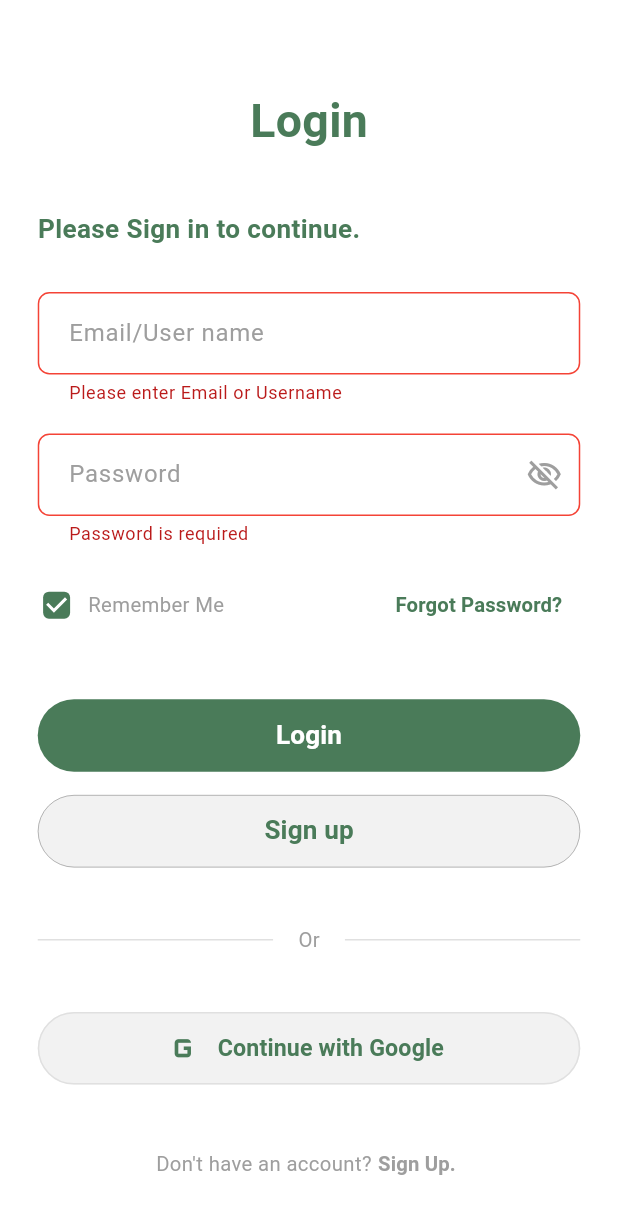
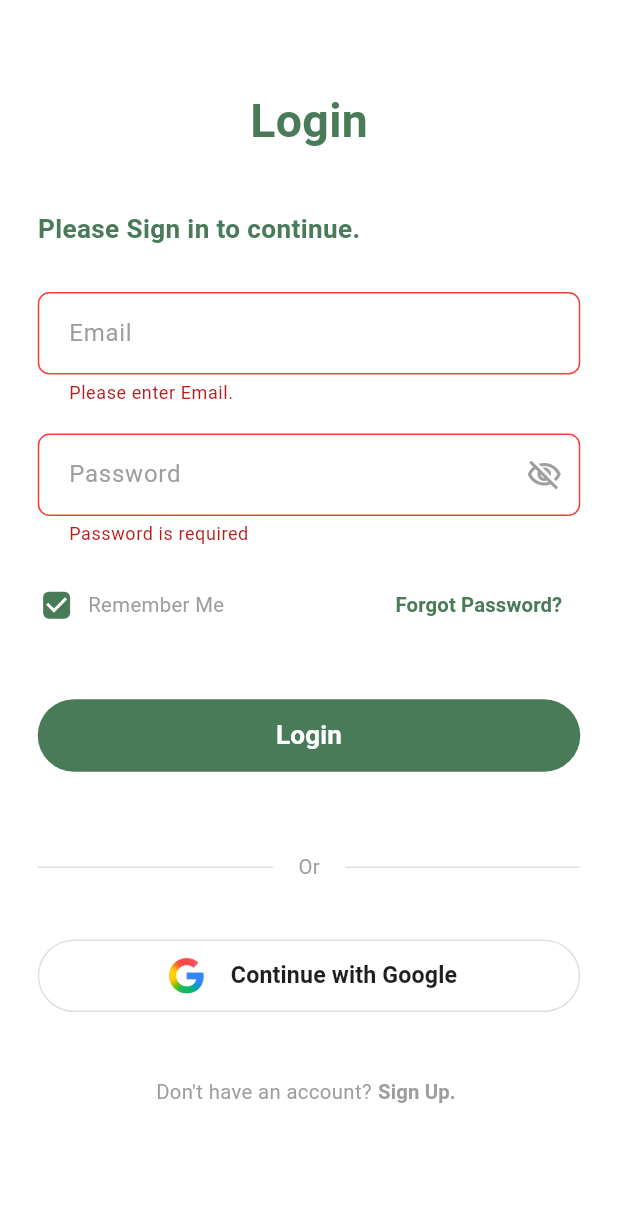
Before and after one commit to chaminipalliyaguru/EcoSense, a Flutter app: the LoginScreen screen opened directly, after a tap on "Login", after a tap on "Continue with Google", on a phone screen of 412 x 824 dp. Shown: the top 1214 px of the screen. Run offline on Flutter 3.47's test engine with Material 3 defaults, Android fonts, the phone set to English and light mode, and no system bars; our stand-ins replace camera, firebase_core, flutter_screenutil, google_sign_in, image_picker, permission_handler and 1 more; accounts and stored records are empty.

Commit message:
feat: implement login and signup screens with Google Sign-In integration and reusable authentication widgets

```diff
--- a/lib/features/login_and_signup/login_screen.dart
+++ b/lib/features/login_and_signup/login_screen.dart
@@ -2,10 +2,10 @@ import 'package:flutter/material.dart';
 import 'package:flutter_screenutil/flutter_screenutil.dart';
 import 'signup_screen.dart';
 import '../forgot_password/forgot_password_screen.dart';
-import '../home/home_screen_signup_login.dart';
 import '../../data/user_session.dart';
 import 'widgets/auth_widgets.dart';
 import 'utils/validators.dart';
+import 'utils/google_auth_helper.dart';
 
 class LoginScreen extends StatefulWidget {
   const LoginScreen({super.key});
@@ -70,9 +70,9 @@ class _LoginScreenState extends State<LoginScreen> {
 
                 // Email Field
                 AuthTextField(
-                  hintText: "Email/User name",
+                  hintText: "Email",
                   controller: _emailController,
-                  validator: (value) => value == null || value.isEmpty ? 'Please enter Email or Username' : null,
+                  validator: (value) => value == null || value.isEmpty ? 'Please enter Email.' : null,
                   keyboardType: TextInputType.emailAddress,
                 ),
                 SizedBox(height: 20.h),
@@ -156,24 +156,14 @@ class _LoginScreenState extends State<LoginScreen> {
                   onPressed: () async {
                     if (_formKey.currentState!.validate()) {
                       await UserSession.saveUser(username: _emailController.text);
-                      Navigator.pushReplacementNamed(context, '/login_home');
+                      if (context.mounted) {
+                        Navigator.pushReplacementNamed(context, '/login_home');
+                      }
                     }
                   },
                 ),
                 SizedBox(height: 16.h),
 
-                // Sign up Button
-                AuthSecondaryButton(
-                  text: "Sign up",
-                  onPressed: () {
-                    Navigator.push(
-                      context,
-                      MaterialPageRoute(
-                        builder: (context) => const SignupScreen(),
-                      ),
-                    );
-                  },
-                ),
                 SizedBox(height: 40.h),
 
                 // OR Divider
@@ -183,9 +173,12 @@ class _LoginScreenState extends State<LoginScreen> {
                 // Continue with Google Button
                 AuthSocialButton(
                   text: "Continue with Google",
-                  icon: Icons.g_mobiledata,
+                  logo: const GoogleLogoWidget(size: 34),
+                  backgroundColor: Colors.white,
+                  borderColor: Colors.grey.shade300,
+                  textColor: const Color(0xFF1F1F1F),
                   onPressed: () {
-                    // Google login logic
+                    GoogleAuthHelper.performGoogleSignIn(context);
                   },
                 ),
                 SizedBox(height: 40.h),
--- /dev/null
+++ b/lib/features/login_and_signup/utils/google_auth_helper.dart
@@ -0,0 +1,138 @@
+import 'package:flutter/material.dart';
+import 'package:google_sign_in/google_sign_in.dart';
+import '../../../data/user_session.dart';
+import '../widgets/auth_widgets.dart';
+
+class GoogleAuthHelper {
+  static final GoogleSignIn _googleSignIn = GoogleSignIn();
+
+  static Future<void> performGoogleSignIn(BuildContext context) async {
+    try {
+      // Trigger the native device Google Account chooser
+      final GoogleSignInAccount? account = await _googleSignIn.signIn();
+
+      // If the user cancelled or closed the picker, stop the flow.
+      if (account == null) return;
+
+      // Show loading dialog while saving session
+      if (context.mounted) {
+        showDialog(
+          context: context,
+          barrierDismissible: false,
+          builder: (BuildContext context) {
+            return const Center(
+              child: Card(
+                elevation: 8,
+                shape: RoundedRectangleBorder(
+                  borderRadius: BorderRadius.all(Radius.circular(16)),
+                ),
+                child: Padding(
+                  padding: EdgeInsets.symmetric(horizontal: 32.0, vertical: 24.0),
+                  child: Column(
+                    mainAxisSize: MainAxisSize.min,
+                    children: [
+                      GoogleLogoWidget(size: 32),
+                      SizedBox(height: 32),
+                      CircularProgressIndicator(
+                        valueColor: AlwaysStoppedAnimation<Color>(Color(0xFF4A7B59)),
+                      ),
+                      SizedBox(height: 20),
+                      Text(
+                        "Connecting to Google...",
+                        style: TextStyle(
+                          fontSize: 16,
+                          fontWeight: FontWeight.w600,
+                          color: Color(0xFF1F1F1F),
+                        ),
+                      ),
+                    ],
+                  ),
+                ),
+              ),
+            );
+          },
+        );
+      }
+
+      // Simulate a small delay for session writing
+      await Future.delayed(const Duration(milliseconds: 800));
+
+      // Save session using selected account details
+      await UserSession.saveUser(
+        username: account.displayName ?? 'Google User',
+        email: account.email,
+        fullName: account.displayName ?? 'Google User',
+      );
+
+      // Close loading dialog
+      if (context.mounted) {
+        Navigator.pop(context);
+      }
+
+      // Show success snackbar
+      if (context.mounted) {
+        ScaffoldMessenger.of(context).showSnackBar(
+          SnackBar(
+            content: Text('Successfully signed in as ${account.displayName ?? account.email}!'),
+            backgroundColor: const Color(0xFF4A7B59),
+            behavior: SnackBarBehavior.floating,
+          ),
+        );
+
+        // Navigate to home screen
+        Navigator.pushReplacementNamed(context, '/login_home');
+      }
+    } catch (error) {
+      final errorStr = error.toString();
+
+      if (context.mounted) {
+        // If error is ApiException 10 (DEVELOPER_ERROR)
+        if (errorStr.contains("ApiException: 10") || errorStr.contains("DEVELOPER_ERROR")) {
+          showDialog(
+            context: context,
+            builder: (BuildContext context) {
+              return AlertDialog(
+                shape: const RoundedRectangleBorder(borderRadius: BorderRadius.all(Radius.circular(16))),
+                title: const Row(
+                  children: [
+                    GoogleLogoWidget(size: 24),
+                    SizedBox(width: 10),
+                    Text("Google Sign-In Error"),
+                  ],
+                ),
+                content: const Text(
+                  "This error (ApiException 10) occurs because your local Android debug keystore's SHA-1 fingerprint is not registered in your Firebase Console.\n\n"
+                  "Please add your SHA-1 signature under your Android app in your Firebase Project Settings, update google-services.json, and rebuild your app.",
+                  style: TextStyle(fontSize: 14),
+                ),
+                actions: [
+                  TextButton(
+                    onPressed: () => Navigator.pop(context),
+                    child: const Text("OK"),
+                  ),
+                ],
+              );
+            },
+          );
+        } else {
+          // General errors
+          showDialog(
+            context: context,
+            builder: (BuildContext context) {
+              return AlertDialog(
+                title: const Text("Google Sign-In Error"),
+                content: Text("Failed to sign in with Google:\n\n$error"),
+                actions: [
+                  TextButton(
+                    onPressed: () => Navigator.pop(context),
+                    child: const Text("OK"),
+                  ),
+                ],
+              );
+            },
+          );
+        }
+      }
+    }
+  }
+}
--- a/lib/features/login_and_signup/widgets/auth_widgets.dart
+++ b/lib/features/login_and_signup/widgets/auth_widgets.dart
@@ -135,14 +135,22 @@ class AuthSecondaryButton extends StatelessWidget {
 
 class AuthSocialButton extends StatelessWidget {
   final String text;
-  final IconData icon;
+  final IconData? icon;
+  final Widget? logo;
   final VoidCallback onPressed;
+  final Color? textColor;
+  final Color? backgroundColor;
+  final Color? borderColor;
 
   const AuthSocialButton({
     super.key,
     required this.text,
-    required this.icon,
+    this.icon,
+    this.logo,
     required this.onPressed,
+    this.textColor,
+    this.backgroundColor,
+    this.borderColor,
   });
 
   @override
@@ -150,30 +158,57 @@ class AuthSocialButton extends StatelessWidget {
     return SizedBox(
       width: double.infinity,
       height: 50.h,
-      child: OutlinedButton.icon(
+      child: OutlinedButton(
         onPressed: onPressed,
-        icon: Icon(
-          icon,
-          color: primaryGreen,
-          size: 30.sp,
-        ),
-        label: Text(
-          text,
-          style: TextStyle(
-            color: primaryGreen,
-            fontSize: 16.sp,
-            fontWeight: FontWeight.w600,
-          ),
-        ),
         style: OutlinedButton.styleFrom(
-          backgroundColor: const Color(0xFFF2F2F2),
-          side: BorderSide(color: Colors.grey.shade300, width: 1),
+          backgroundColor: backgroundColor ?? const Color(0xFFF2F2F2),
+          side: BorderSide(color: borderColor ?? Colors.grey.shade300, width: 1),
           shape: RoundedRectangleBorder(
             borderRadius: BorderRadius.circular(25.r),
           ),
           elevation: 0,
         ),
+        child: Row(
+          mainAxisAlignment: MainAxisAlignment.center,
+          children: [
+            if (logo != null) ...[
+              logo!,
+              SizedBox(width: 12.w),
+            ] else if (icon != null) ...[
+              Icon(
+                icon,
+                color: textColor ?? primaryGreen,
+                size: 30.sp,
+              ),
+              SizedBox(width: 12.w),
+            ],
+            Text(
+              text,
+              style: TextStyle(
+                color: textColor ?? primaryGreen,
+                fontSize: 16.sp,
+                fontWeight: FontWeight.w600,
+              ),
+            ),
+          ],
+        ),
       ),
+    );
+  }
+}
+
+class GoogleLogoWidget extends StatelessWidget {
+  final double size;
+
+  const GoogleLogoWidget({super.key, this.size = 24.0});
+
+  @override
+  Widget build(BuildContext context) {
+    return Image.asset(
+      'assets/google.jpg',
+      width: size,
+      height: size,
+      fit: BoxFit.contain,
     );
   }
 }
--- a/pubspec.yaml
+++ b/pubspec.yaml
@@ -42,6 +42,7 @@ dependencies:
   firebase_core: ^4.9.0
   #firebase_app_distribution: ^1.2.5
   flutter_screenutil: ^5.9.3
+  google_sign_in: ^6.2.1
 
 dev_dependencies:
   flutter_test:
@@ -75,6 +76,7 @@ flutter:
   assets:
     - assets/images/
     - assets/logo.png
+    - assets/google.jpg
     - assets/images/appDetailed/
     - assets/images/appBenefits/
     - assets/images/home/
```
Also changed, not shown: lib/features/login_and_signup/signup_screen.dart (+29 -17 lines), assets/google.jpg (added), pubspec.lock.
